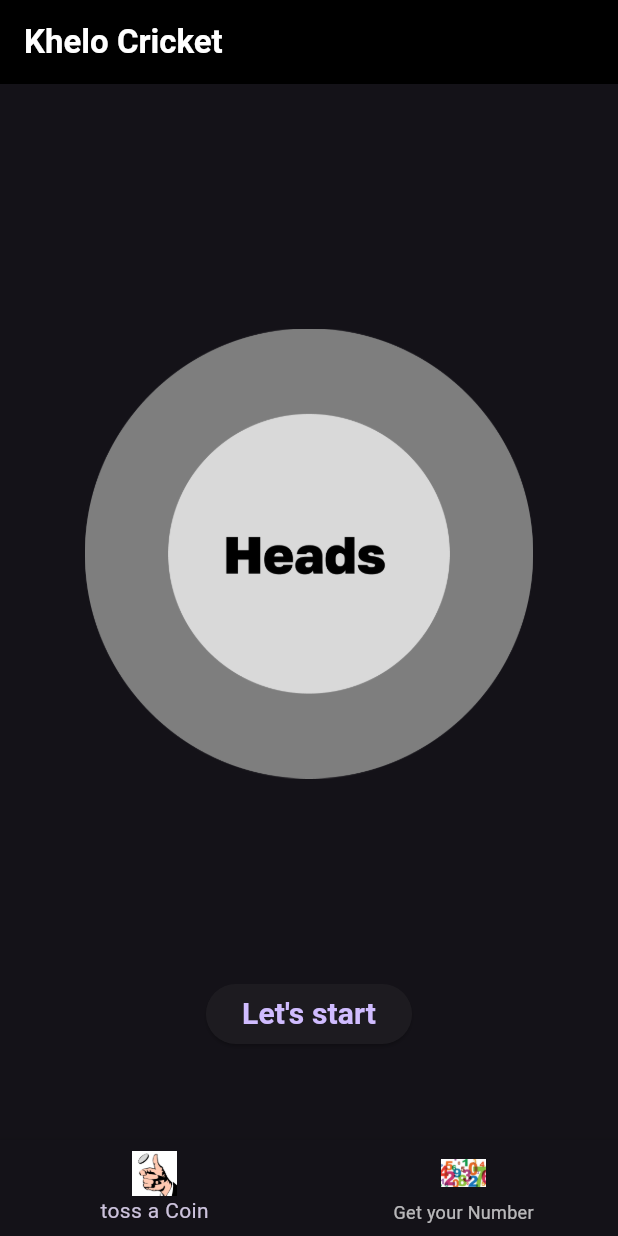
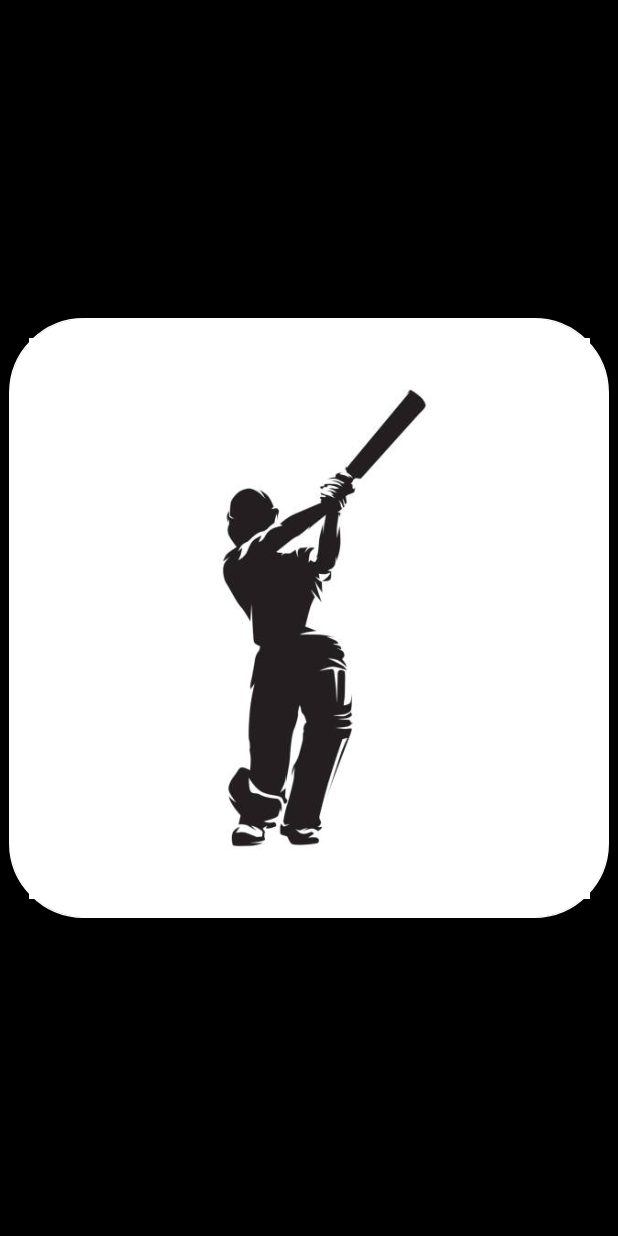
Before and after one commit to Syed-Farazuddin/Khelo_Cricket, a Flutter app: the first screen one second after launch, on a phone screen of 412 x 824 dp. Run offline on Flutter 3.47's test engine with Material 3 defaults, Android fonts, the light colour scheme and no system bars; our stand-ins replace flutter_riverpod, go_router, google_fonts.

Commit message:
added splash screen

```diff
--- a/lib/feature/dashboard/presentation/dashboard.dart
+++ b/lib/feature/dashboard/presentation/dashboard.dart
@@ -2,6 +2,7 @@ import 'package:flutter/material.dart';
 import 'package:google_fonts/google_fonts.dart';
 import 'package:khelo_cricket/feature/flpCoin/presentation/pages/flip_coin.dart';
 import 'package:khelo_cricket/feature/numberPlayer/presentation/pages/number_player.dart';
+import 'package:khelo_cricket/feature/splashScreens/toss_coin.dart';
 
 class DashboardPage extends StatefulWidget {
   const DashboardPage({super.key});
--- a/lib/feature/numberPlayer/presentation/pages/number_player.dart
+++ b/lib/feature/numberPlayer/presentation/pages/number_player.dart
@@ -20,7 +20,6 @@ class _GetYourNumberState extends State<GetYourNumber> {
   @override
   void dispose() {
     numbers.dispose();
-    check.length = 0;
     super.dispose();
   }
 
--- a/lib/feature/splashScreens/main_splash.dart
+++ b/lib/feature/splashScreens/main_splash.dart
@@ -0,0 +1,56 @@
+import 'package:flutter/material.dart';
+import 'package:go_router/go_router.dart';
+
+class MainSplash extends StatefulWidget {
+  const MainSplash({super.key});
+
+  @override
+  State<MainSplash> createState() => _MainSplashState();
+}
+
+class _MainSplashState extends State<MainSplash> {
+  @override
+  void initState() {
+    super.initState();
+    visitDashBoard();
+  }
+
+  void visitDashBoard() {
+    Future.delayed(const Duration(seconds: 2), () {
+      context.goNamed("/home");
+    });
+  }
+
+  @override
+  Widget build(BuildContext context) {
+    return Scaffold(
+      backgroundColor: Colors.black,
+      body: Center(
+        child: Container(
+          height: 400,
+          width: 400,
+          padding: const EdgeInsets.all(12),
+          decoration: BoxDecoration(
+            borderRadius: BorderRadius.circular(
+              50,
+            ),
+            color: Colors.white,
+            border: Border.all(
+              color: Colors.white,
+            ),
+          ),
+          child: Center(
+            child: Image(
+              image: const AssetImage(
+                "lib/assets/cricket.jpg",
+              ),
+              height: MediaQuery.of(context).size.height,
+              width: MediaQuery.of(context).size.width,
+              fit: BoxFit.cover,
+            ),
+          ),
+        ),
+      ),
+    );
+  }
+}
--- a/lib/main.dart
+++ b/lib/main.dart
@@ -3,6 +3,7 @@ import 'package:flutter_riverpod/flutter_riverpod.dart';
 import 'package:go_router/go_router.dart';
 import 'package:khelo_cricket/feature/dashboard/presentation/dashboard.dart';
 import 'package:khelo_cricket/feature/flpCoin/presentation/pages/flip_coin.dart';
+import 'package:khelo_cricket/feature/splashScreens/main_splash.dart';
 
 void main() {
   runApp(const MyApp());
@@ -37,7 +38,7 @@ class _MyAppState extends ConsumerState<MyApp> {
 }
 
 final GoRouter _router = GoRouter(
-  initialLocation: "/home",
+  initialLocation: "/splash",
   routes: [
     GoRoute(
       path: "/home",
@@ -48,15 +49,24 @@ final GoRouter _router = GoRouter(
     ),
     GoRoute(
       path: "/tossCoin",
+      name: "/tossCoin",
       builder: (context, state) {
         return const TossACoin();
       },
     ),
     GoRoute(
+      path: "/splash",
+      name: "/splash",
+      builder: (context, state) {
+        return const MainSplash();
+      },
+    ),
+    GoRoute(
       path: "/getNumber",
+      name: "/getNumber",
       builder: (context, state) {
         return const DashboardPage();
       },
-    )
+    ),
   ],
 );
```
Also changed, not shown: lib/feature/splashScreens/toss_coin.dart (+22 -2 lines), lib/assets/cricket.jpg (added).
